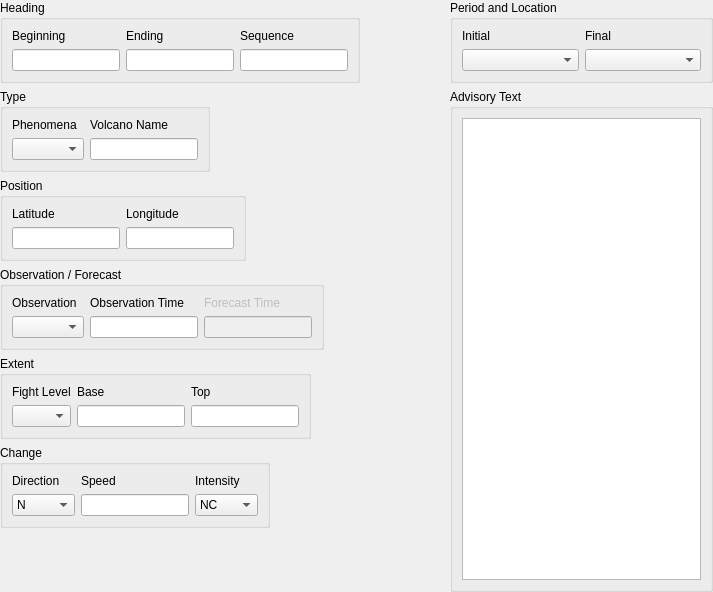
Old version of the form tafor/components/ui/sigmet_ash.ui in the repository up1and/tafor.
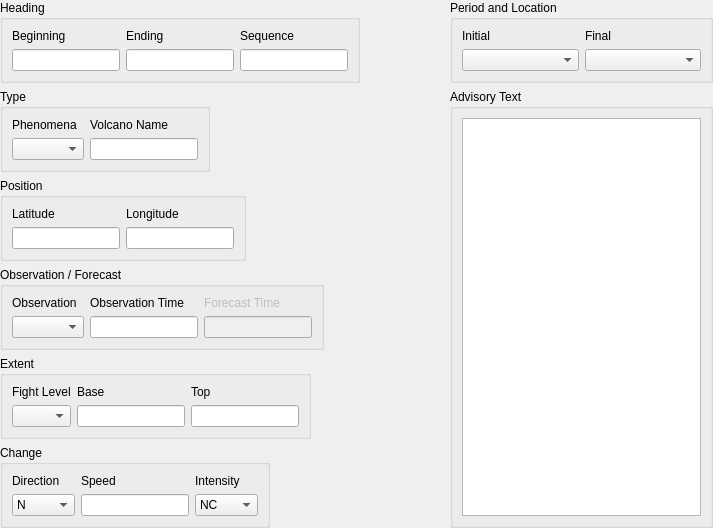
New version of the form.

The edit to the form file:
```diff
--- a/tafor/components/ui/sigmet_ash.ui
+++ b/tafor/components/ui/sigmet_ash.ui
@@ -7,7 +7,7 @@
     <x>0</x>
     <y>0</y>
     <width>713</width>
-    <height>592</height>
+    <height>456</height>
    </rect>
   </property>
   <property name="windowTitle">
@@ -419,7 +419,7 @@
         <property name="sizeHint" stdset="0">
          <size>
           <width>20</width>
-          <height>40</height>
+          <height>0</height>
          </size>
         </property>
        </spacer>
```
